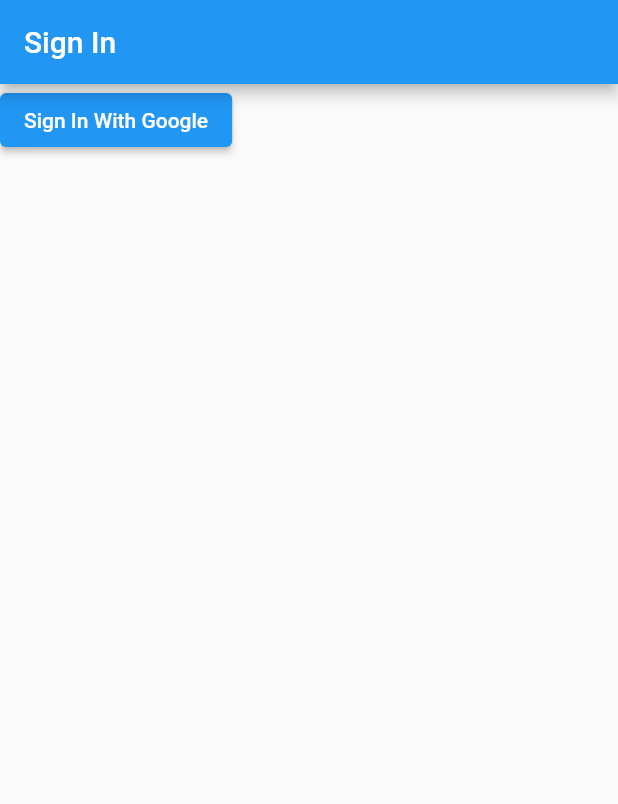
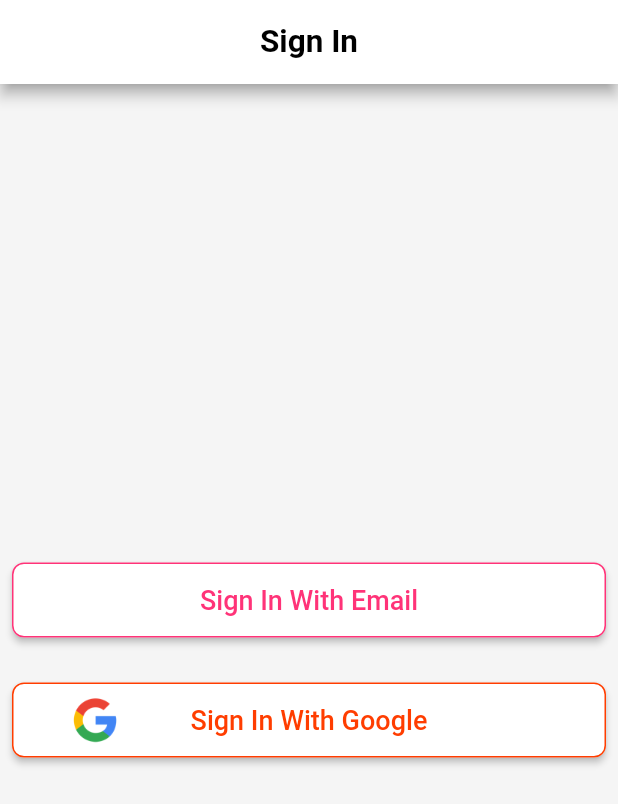
Before and after one commit to jayantkatia/expense-tracker, a Flutter app: the screen it shows after launch, after a tap on "Sign In With Google", on a phone screen of 412 x 824 dp. Shown: the top 804 px of the screen. Run offline on Flutter 3.47's test engine with Material 2 defaults, Android fonts, the phone set to English and light mode, and no system bars; our stand-ins replace firebase_auth, firebase_core, google_sign_in; accounts and stored records are empty.

Commit message:
Sign in with email added

```diff
--- a/lib/app/sign_in_page.dart
+++ b/lib/app/sign_in_page.dart
@@ -1,16 +1,67 @@
+import 'package:expense_tracker/app/email_sign_in_page.dart';
 import 'package:expense_tracker/services/auth.dart';
+import 'package:expense_tracker/widgets/custom_outline_social_button.dart';
 import 'package:flutter/material.dart';
 import 'package:provider/provider.dart';
 
-class SignInPage extends StatelessWidget {
+class SignInPage extends StatefulWidget {
+  @override
+  _SignInPageState createState() => _SignInPageState();
+}
+
+class _SignInPageState extends State<SignInPage> {
+  void _signInWithGoogle() async {
+    setState(() {
+      _isLoading = true;
+    });
+    final AuthBase auth = Provider.of<AuthBase>(context, listen: false);
+    try {
+      await auth.signInWithGoogle();
+    } on SignInException {} finally {
+      setState(() {
+        _isLoading = false;
+      });
+    }
+  }
+
+  void _signInWithEmail() {
+    Navigator.of(context).push(
+      MaterialPageRoute(
+        builder: (context) => EmailSignInPage(),
+      ),
+    );
+  }
+
+  bool _isLoading = false;
+
   @override
   Widget build(BuildContext context) {
-    final AuthBase auth = Provider.of<AuthBase>(context);
     return Scaffold(
+      backgroundColor: Colors.grey[100],
       appBar: AppBar(
         title: Text("Sign In"),
+        shadowColor: Colors.grey,
       ),
-      body: Column(children: [ElevatedButton(onPressed: auth.signInWithGoogle, child: Text("Sign In With Google"))]),
+      body: Padding(
+        padding: const EdgeInsets.all(8.0),
+        child: Column(
+          mainAxisAlignment: MainAxisAlignment.center,
+          children: [
+            CustomOutLineSocialButton(
+              text: "Sign In With Email",
+              onPressed: _isLoading ? null : _signInWithEmail,
+              outlineColor: Theme.of(context).accentColor,
+            ),
+            SizedBox(height: 30),
+            CustomOutLineSocialButton(
+              assetName: "images/google-logo.png",
+              text: "Sign In With Google",
+              onPressed: _isLoading ? null : _signInWithGoogle,
+              outlineColor: Colors.deepOrangeAccent[400] ?? Colors.deepOrange,
+            )
+          ],
+        ),
+      ),
     );
   }
 }
--- a/lib/main.dart
+++ b/lib/main.dart
@@ -16,12 +16,26 @@ class MyApp extends StatelessWidget {
     return Provider<AuthBase>(
       create: (context) => Auth(),
       child: MaterialApp(
-        title: 'Flutter Demo',
+        title: 'Expense Tracker',
         theme: ThemeData(
-          primarySwatch: Colors.blue,
+          primarySwatch: Colors.pink,
+          accentColor: Color(0xffff3378),
+          appBarTheme: AppBarTheme(
+            backgroundColor: Colors.white,
+            centerTitle: true,
+            textTheme: TextTheme(
+              headline6: TextStyle(
+                fontWeight: FontWeight.bold,
+                color: Colors.black,
+                fontSize: 21.0,
+              ),
+            ),
+          ),
         ),
         home: LandingPage(),
       ),
     );
   }
+
+  // MaterialColor appPink = MaterialAccentColor(0xffff3378, <int, Color>{400: Color(0xffff3378)}) as MaterialColor;
 }
--- a/lib/services/auth.dart
+++ b/lib/services/auth.dart
@@ -6,6 +6,8 @@ abstract class AuthBase {
   User? get currentUser;
   Future<User?> signInWithGoogle();
   Future<void> signOut();
+  Future<User?> signInWithEmailAndPassword(String email, String password);
+  Future<User?> createAccountWithEmailAndPassword(String email, String password);
 }
 
 class Auth implements AuthBase {
@@ -21,9 +23,11 @@ class Auth implements AuthBase {
   Future<User?> signInWithGoogle() async {
     print("Google Sign In called");
     final GoogleSignIn googleSignIn = GoogleSignIn();
-    // TODO: See what happens after defining scopes
     // final GoogleSignIn googleSignIn = GoogleSignIn(scopes: ["profile", "email"]);
+    // default signin scopes already have "profile" and "email" scopes
+
     final GoogleSignInAccount? googleSignInAccount = await googleSignIn.signIn();
+    print(googleSignInAccount.toString());
     if (googleSignInAccount != null) {
       final GoogleSignInAuthentication googleSignInAuthentication = await googleSignInAccount.authentication;
       if (googleSignInAuthentication.idToken != null) {
@@ -39,9 +43,31 @@ class Auth implements AuthBase {
   }
 
   @override
+  Future<User?> signInWithEmailAndPassword(String email, String password) async {
+    final UserCredential authUser = await _firebaseAuth.signInWithEmailAndPassword(email: email, password: password);
+    return authUser.user;
+  }
+
+  @override
+  Future<User?> createAccountWithEmailAndPassword(String email, String password) async {
+    final UserCredential authUser = await _firebaseAuth.createUserWithEmailAndPassword(email: email, password: password);
+    return authUser.user;
+  }
+
+  @override
   Future<void> signOut() async {
     final GoogleSignIn googleSignIn = GoogleSignIn();
     await googleSignIn.signOut();
     await _firebaseAuth.signOut();
   }
 }
+
+class SignInException extends FirebaseAuthException {
+  final String code;
+  final String? message;
+  SignInException({required this.code, this.message})
+      : super(
+          code: code,
+          message: message,
+        );
+}
--- /dev/null
+++ b/lib/widgets/custom_elevated_button.dart
@@ -0,0 +1,60 @@
+import 'package:flutter/material.dart';
+
+class CustomElevatedButton extends StatelessWidget {
+  final Widget child;
+  final VoidCallback? onPressed;
+
+  final Color outlineColor;
+  final Color color;
+  final Color textColor;
+  final double height;
+  final double borderRadius;
+
+  CustomElevatedButton({
+    required this.child,
+    required this.onPressed,
+    this.color: Colors.white,
+    this.outlineColor: Colors.white,
+    this.textColor: Colors.black,
+    this.height: 50.0,
+    this.borderRadius: 4.0,
+  });
+
+  @override
+  Widget build(BuildContext context) {
+    return SizedBox(
+      width: double.infinity,
+      height: height,
+      child: ElevatedButton(
+        onPressed: onPressed,
+        child: child,
+        style: ButtonStyle(
+          backgroundColor: MaterialStateProperty.resolveWith<Color>(
+            (Set<MaterialState> states) {
+              return color;
+            },
+          ),
+          shape: MaterialStateProperty.resolveWith<RoundedRectangleBorder>(
+            (states) => RoundedRectangleBorder(
+              borderRadius: BorderRadius.all(Radius.circular(borderRadius)),
+            ),
+          ),
+          side: MaterialStateProperty.resolveWith<BorderSide>((Set<MaterialState> states) {
+            if (states.contains(MaterialState.disabled)) {
+              return BorderSide(color: Colors.grey);
+            }
+            return BorderSide(color: outlineColor);
+          }),
+          foregroundColor: MaterialStateProperty.resolveWith<Color>(
+            (Set<MaterialState> states) {
+              if (states.contains(MaterialState.disabled)) {
+                return Colors.grey;
+              }
+              return textColor;
+            },
+          ),
+        ),
+      ),
+    );
+  }
+}
--- /dev/null
+++ b/lib/widgets/custom_outline_social_button.dart
@@ -0,0 +1,47 @@
+import 'package:expense_tracker/widgets/custom_elevated_button.dart';
+import 'package:flutter/material.dart';
+
+class CustomOutLineSocialButton extends CustomElevatedButton {
+  final String text;
+  final VoidCallback? onPressed;
+  final String? assetName;
+  final Color outlineColor;
+
+  CustomOutLineSocialButton({
+    required this.text,
+    required this.onPressed,
+    this.assetName,
+    required this.outlineColor,
+  }) : super(
+          child: Row(
+            mainAxisAlignment: MainAxisAlignment.spaceAround,
+            children: [
+              assetName != null
+                  ? onPressed == null
+                      ? Opacity(opacity: 0.7, child: Image.asset(assetName))
+                      : Image.asset(assetName)
+                  : Container(
+                      height: 0,
+                    ),
+              Text(
+                text,
+                style: TextStyle(
+                  fontSize: 18.0,
+                ),
+              ),
+              Opacity(
+                opacity: 0.0,
+                child: assetName != null
+                    ? Image.asset(assetName)
+                    : Container(
+                        height: 0,
+                      ),
+              )
+            ],
+          ),
+          onPressed: onPressed,
+          borderRadius: 8.0,
+          outlineColor: outlineColor,
+          textColor: outlineColor,
+        );
+}
--- a/pubspec.yaml
+++ b/pubspec.yaml
@@ -49,8 +49,8 @@ flutter:
   uses-material-design: true
 
   # To add assets to your application, add an assets section, like this:
-  # assets:
-  #   - images/a_dot_burr.jpeg
+  assets:
+    - images/
   #   - images/a_dot_ham.jpeg
 
   # An image asset can refer to one or more resolution-specific "variants", see
```
Also changed, not shown: lib/app/email_sign_in_form.dart (added, +108 -0 lines), lib/app/email_sign_in_page.dart (added, +29 -0 lines), lib/app/homepage.dart (+5 -5 lines), images/2.0x/google-logo.png (added), images/3.0x/google-logo.png (added), images/google-logo.png (added).
